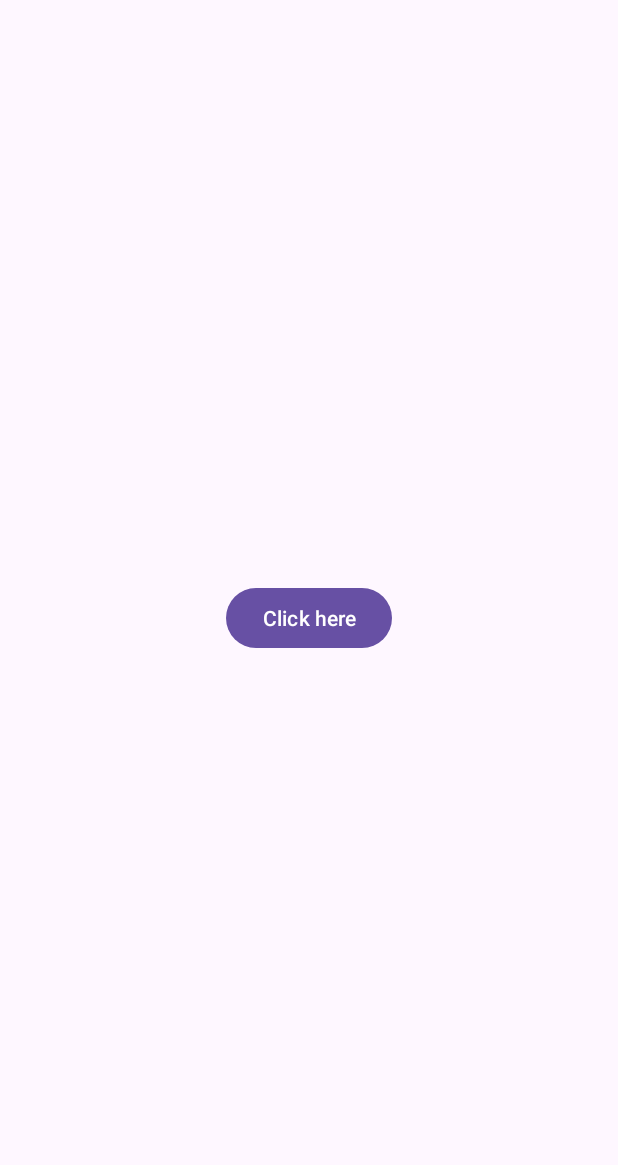
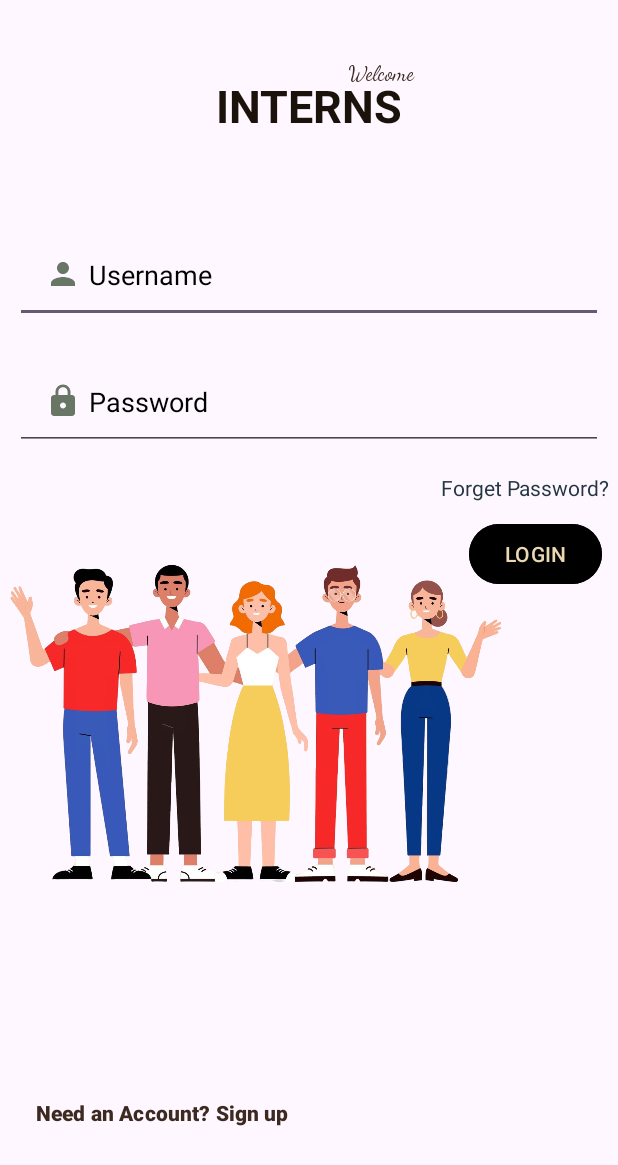
Before and after one commit to M0hd-swalih/SampleforDBMS, an Android app: the screen it shows after launch (MainActivity), on a phone screen of 412 x 824 dp. Shown: the top 1165 px of the screen. Run offline under Robolectric (Android 15) with nearby library versions, the phone set to English and light mode, and no system bars.

Commit message:
sample commit

```diff
--- a/app/src/main/java/com/example/sampledbms/MainActivity.java
+++ b/app/src/main/java/com/example/sampledbms/MainActivity.java
@@ -1,24 +1,27 @@
 package com.example.sampledbms;
 
 import android.os.Bundle;
+import android.view.View;
+import android.widget.Button;
+import android.widget.Toast;
 
-import androidx.activity.EdgeToEdge;
 import androidx.appcompat.app.AppCompatActivity;
-import androidx.core.graphics.Insets;
-import androidx.core.view.ViewCompat;
-import androidx.core.view.WindowInsetsCompat;
 
 public class MainActivity extends AppCompatActivity {
+
+    private Button login;
 
     @Override
     protected void onCreate(Bundle savedInstanceState) {
         super.onCreate(savedInstanceState);
-        EdgeToEdge.enable(this);
         setContentView(R.layout.activity_main);
-        ViewCompat.setOnApplyWindowInsetsListener(findViewById(R.id.main), (v, insets) -> {
-            Insets systemBars = insets.getInsets(WindowInsetsCompat.Type.systemBars());
-            v.setPadding(systemBars.left, systemBars.top, systemBars.right, systemBars.bottom);
-            return insets;
+
+        login = findViewById(R.id.btnLoign);
+        login.setOnClickListener(new View.OnClickListener() {
+            @Override
+            public void onClick(View view) {
+                Toast.makeText(MainActivity.this, "Login Successful", Toast.LENGTH_SHORT).show();
+            }
         });
     }
 }
--- /dev/null
+++ b/app/src/main/res/drawable/ic_baseline_lock_24.xml
@@ -0,0 +1,5 @@
+<vector xmlns:android="http://schemas.android.com/apk/res/android" android:height="24dp" android:tint="#697565" android:viewportHeight="24" android:viewportWidth="24" android:width="24dp">
+
+    <path android:fillColor="@android:color/white" android:pathData="M18,8h-1L17,6c0,-2.76 -2.24,-5 -5,-5S7,3.24 7,6v2L6,8c-1.1,0 -2,0.9 -2,2v10c0,1.1 0.9,2 2,2h12c1.1,0 2,-0.9 2,-2L20,10c0,-1.1 -0.9,-2 -2,-2zM12,17c-1.1,0 -2,-0.9 -2,-2s0.9,-2 2,-2 2,0.9 2,2 -0.9,2 -2,2zM15.1,8L8.9,8L8.9,6c0,-1.71 1.39,-3.1 3.1,-3.1 1.71,0 3.1,1.39 3.1,3.1v2z"/>
+
+</vector>
--- /dev/null
+++ b/app/src/main/res/drawable/ic_baseline_person_24.xml
@@ -0,0 +1,5 @@
+<vector xmlns:android="http://schemas.android.com/apk/res/android" android:height="24dp" android:tint="#697565" android:viewportHeight="24" android:viewportWidth="24" android:width="24dp">
+
+    <path android:fillColor="@android:color/white" android:pathData="M12,12c2.21,0 4,-1.79 4,-4s-1.79,-4 -4,-4 -4,1.79 -4,4 1.79,4 4,4zM12,14c-2.67,0 -8,1.34 -8,4v2h16v-2c0,-2.66 -5.33,-4 -8,-4z"/>
+
+</vector>
--- a/app/src/main/res/layout/activity_main.xml
+++ b/app/src/main/res/layout/activity_main.xml
@@ -1,29 +1,115 @@
 <?xml version="1.0" encoding="utf-8"?>
-<androidx.constraintlayout.widget.ConstraintLayout xmlns:android="http://schemas.android.com/apk/res/android"
+<RelativeLayout xmlns:android="http://schemas.android.com/apk/res/android"
     xmlns:app="http://schemas.android.com/apk/res-auto"
     xmlns:tools="http://schemas.android.com/tools"
-    android:id="@+id/main"
     android:layout_width="match_parent"
     android:layout_height="match_parent"
     tools:context=".MainActivity">
 
-    <Button
-        android:id="@+id/btn1"
+    <TextView
         android:layout_width="wrap_content"
         android:layout_height="wrap_content"
-        android:text="Click here"
-        app:layout_constraintBottom_toBottomOf="parent"
-        app:layout_constraintEnd_toEndOf="parent"
-        app:layout_constraintStart_toStartOf="parent"
-        app:layout_constraintTop_toTopOf="parent" />
+        android:text="Welcome"
+        android:paddingStart="97dp"
+        android:layout_centerHorizontal="true"
+        android:fontFamily="cursive"
+        android:id="@+id/txtWelcome"
+        android:paddingTop="40dp"
+        android:textColor="#3C2A21"/>
+
 
     <TextView
-        android:id="@+id/text2"
-        android:layout_width="14dp"
-        android:layout_height="15dp"
-        app:layout_constraintBottom_toTopOf="@+id/btn1"
-        app:layout_constraintEnd_toEndOf="parent"
-        app:layout_constraintStart_toStartOf="parent"
-        app:layout_constraintTop_toTopOf="parent" />
+        android:layout_width="match_parent"
+        android:layout_height="wrap_content"
+        android:id="@+id/signin"
+        android:text="INTERNS"
+        android:textColor="#1A120B"
+        android:textSize="30dp"
+        android:layout_margin="50dp"
+        android:gravity="center"
+        android:textStyle="bold"
+        />
 
-</androidx.constraintlayout.widget.ConstraintLayout>
+    <EditText
+        android:layout_width="match_parent"
+        android:layout_height="wrap_content"
+        android:id="@+id/username"
+        android:layout_below="@+id/signin"
+        android:drawableLeft="@drawable/ic_baseline_person_24"
+        android:hint="Username"
+        android:textColorHint="@color/black"
+        android:textColor="#243642"
+        android:layout_margin="10dp"
+        android:padding="20dp"
+        android:drawablePadding="5dp"
+        />
+
+    <EditText
+        android:layout_width="match_parent"
+        android:layout_height="wrap_content"
+        android:drawableLeft="@drawable/ic_baseline_lock_24"
+        android:id="@+id/password"
+        android:layout_below="@+id/username"
+        android:hint="Password"
+        android:textColorHint="@color/black"
+        android:textColor="@color/black"
+        android:layout_margin="10dp"
+        android:padding="20dp"
+        android:drawablePadding="5dp"
+        />
+
+    <ImageView
+        android:id="@+id/pplImg"
+        android:layout_width="436dp"
+        android:layout_height="566dp"
+        android:layout_marginStart="-25dp"
+        android:layout_marginTop="200dp"
+        android:layout_marginEnd="45dp"
+        android:src="@drawable/pikaso_edit"
+        />
+
+    <Button
+        android:id="@+id/btnLoign"
+        android:layout_width="wrap_content"
+        android:layout_height="wrap_content"
+        android:layout_below="@id/forget"
+        android:layout_alignRight="@id/forget"
+        android:layout_centerHorizontal="true"
+        android:layout_margin="5dp"
+        android:textColor="#EAD8B1"
+        android:layout_marginStart="10dp"
+        android:layout_marginTop="15dp"
+        android:layout_marginEnd="10dp"
+        android:layout_marginRight="30dp"
+        android:layout_marginBottom="10dp"
+        android:backgroundTint="@color/design_default_color_on_secondary"
+        android:text="LOGIN" />
+
+    <TextView
+        android:id="@+id/forget"
+        android:layout_width="wrap_content"
+        android:layout_height="wrap_content"
+        android:layout_below="@id/password"
+        android:layout_alignParentRight="true"
+        android:layout_marginStart="5dp"
+        android:textColor="#243642"
+        android:layout_marginTop="5dp"
+        android:layout_marginEnd="5dp"
+        android:layout_marginBottom="5dp"
+        android:text="Forget Password?" />
+
+
+    <Button
+        android:id="@+id/register1"
+        android:layout_width="wrap_content"
+        android:layout_height="wrap_content"
+        android:layout_alignParentBottom="true"
+        android:layout_marginTop="227dp"
+        android:layout_marginBottom="58dp"
+        android:background="?android:attr/selectableItemBackground"
+        android:text="Need an Account? Sign up"
+        android:textColor="#3C2A21"
+        android:textStyle="bold"
+        />
+
+</RelativeLayout>
```
Also changed, not shown: app/src/main/res/drawable/bg.png (added), app/src/main/res/drawable/pikaso_edit.png (added).
